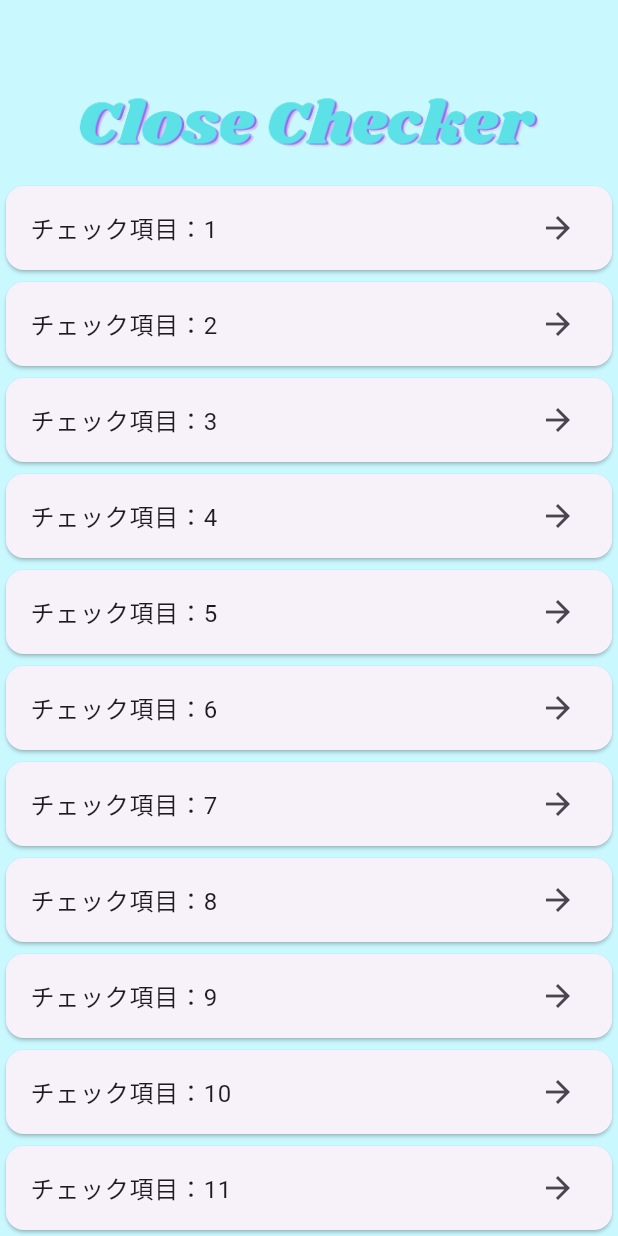
After one commit to kurogoma-flutter/close_checker, a Flutter app: the screen it shows after launch, scrolled down 184 dp, after a tap on "大分類カード", on a phone screen of 412 x 824 dp. The commit adds this screen. Run offline on Flutter 3.47's test engine with Material 2 defaults, Android fonts, the phone set to English and light mode, and no system bars; our stand-ins replace go_router, hooks_riverpod.

Commit message:
一覧ページ・詳細ページ追加

```diff
--- /dev/null
+++ b/lib/check_list_page.dart
@@ -0,0 +1,43 @@
+import 'package:flutter/material.dart';
+import 'package:go_router/go_router.dart';
+
+class CheckListPage extends StatelessWidget {
+  const CheckListPage({Key? key}) : super(key: key);
+
+  @override
+  Widget build(BuildContext context) {
+    return Scaffold(
+      backgroundColor: const Color.fromARGB(255, 202, 248, 255),
+      body: Column(
+        children: [
+          Container(
+            padding: const EdgeInsets.only(top: 40, right: 6, left: 6),
+            height: 120,
+            width: MediaQuery.of(context).size.width,
+            child: Center(
+              child: Image.asset('assets/close_checker_logo.png'),
+            ),
+          ),
+          SizedBox(
+            height: MediaQuery.of(context).size.height - 120,
+            child: ListView.builder(
+              padding: EdgeInsets.zero,
+              itemCount: 12,
+              itemBuilder: (context, index) {
+                return GestureDetector(
+                  child: Card(
+                    child: ListTile(
+                      title: Text('チェック項目：${index + 1}'),
+                      trailing: const Icon(Icons.arrow_forward),
+                    ),
+                  ),
+                  onTap: () => context.push('/'),
+                );
+              },
+            ),
+          ),
+        ],
+      ),
+    );
+  }
+}
--- a/lib/route.dart
+++ b/lib/route.dart
@@ -1,3 +1,4 @@
+import 'package:close_checker/check_list_page.dart';
 import 'package:close_checker/top_page.dart';
 import 'package:flutter/material.dart';
 import 'package:go_router/go_router.dart';
@@ -8,6 +9,11 @@ final GoRouter router = GoRouter(
       path: '/',
       builder: (BuildContext context, GoRouterState state) => const TopPage(),
     ),
+    GoRoute(
+      path: '/check_list',
+      builder: (BuildContext context, GoRouterState state) =>
+          const CheckListPage(),
+    ),
   ],
   initialLocation: '/',
   // errorBuilder: (context, state) => const SimpleErrorPage(),
--- a/lib/top_page.dart
+++ b/lib/top_page.dart
@@ -1,4 +1,5 @@
 import 'package:flutter/material.dart';
+import 'package:go_router/go_router.dart';
 
 class TopPage extends StatelessWidget {
   const TopPage({Key? key}) : super(key: key);
@@ -22,13 +23,17 @@ class TopPage extends StatelessWidget {
             SizedBox(
               height: MediaQuery.of(context).size.height - 240,
               child: ListView.builder(
+                padding: EdgeInsets.zero,
                 itemCount: 12,
                 itemBuilder: (context, index) {
-                  return const Card(
-                    child: ListTile(
-                      title: Text('大分類カード'),
-                      trailing: Icon(Icons.arrow_forward),
+                  return GestureDetector(
+                    child: const Card(
+                      child: ListTile(
+                        title: Text('大分類カード'),
+                        trailing: Icon(Icons.arrow_forward),
+                      ),
                     ),
+                    onTap: () => context.go('/check_list'),
                   );
                 },
               ),
```
